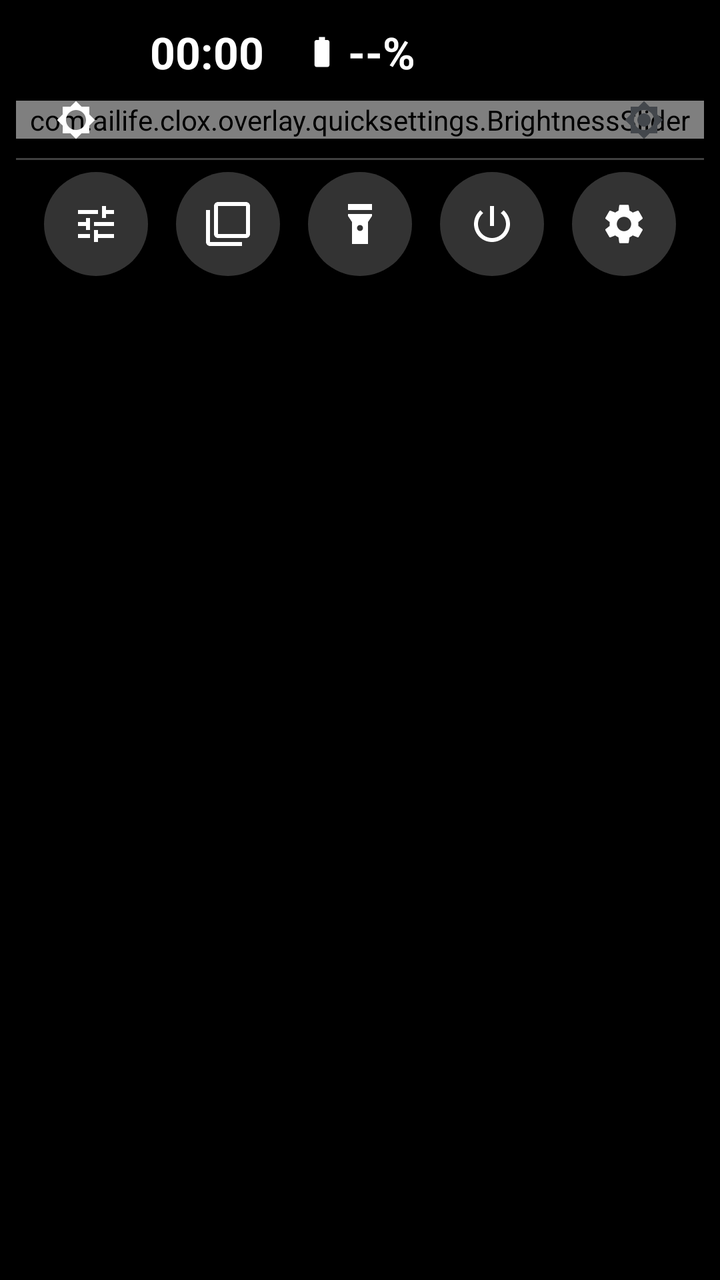
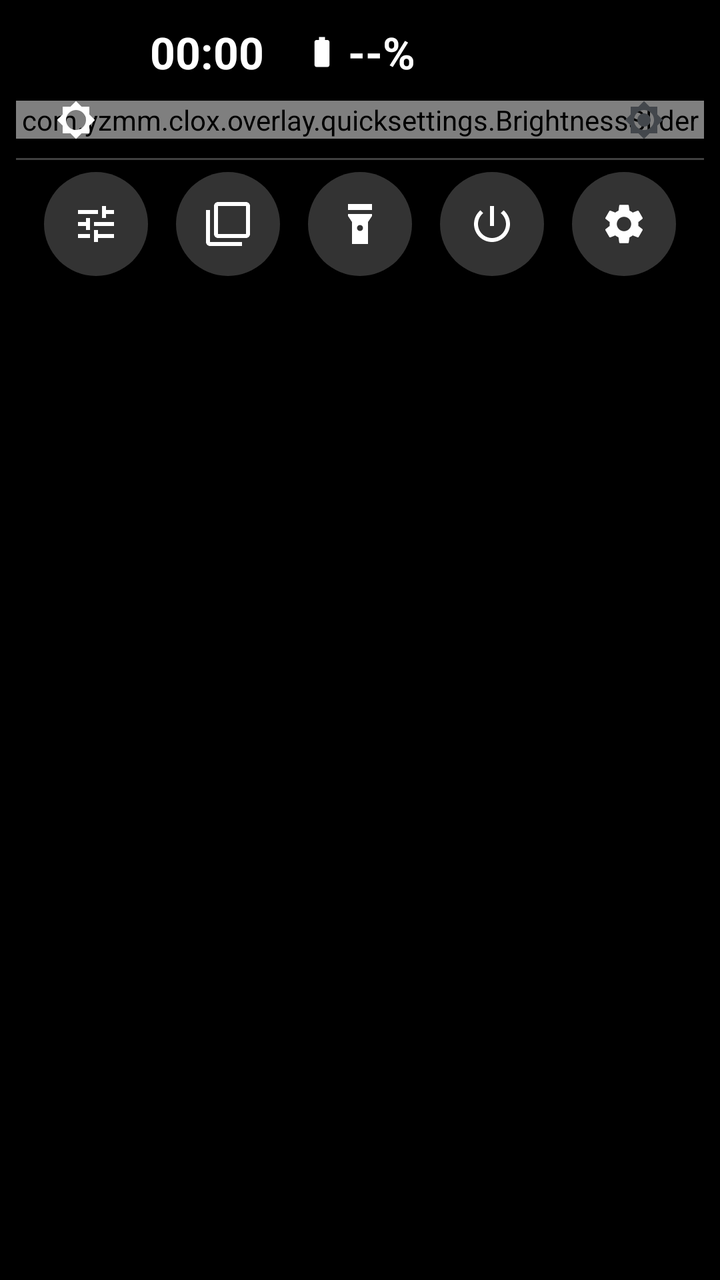

The first picture is an Android layout as it rendered before a commit; the second is the same layout after the commit. The layout source and the unified diff follow.
<!-- AndroidManifest.xml: application theme Theme.CloX -->
<!-- res/layout/overlay_quick_settings.xml -->
<?xml version="1.0" encoding="utf-8"?>
<FrameLayout xmlns:android="http://schemas.android.com/apk/res/android"
    xmlns:app="http://schemas.android.com/apk/res-auto"
    android:layout_width="match_parent"
    android:layout_height="match_parent">

    

    <ScrollView
        android:layout_width="match_parent"
        android:layout_height="match_parent"
        android:fillViewport="true"
        android:scrollbars="none">

        <LinearLayout
            android:layout_width="match_parent"
            android:layout_height="wrap_content"
            android:orientation="vertical"
            android:paddingStart="8dp"
            android:paddingEnd="8dp"
            android:paddingTop="8dp"
            android:paddingBottom="4dp">

            
            
            <RelativeLayout
                android:id="@+id/qsHeader"
                android:layout_width="match_parent"
                android:layout_height="wrap_content"
                android:minHeight="36dp"
                android:layout_marginBottom="6dp">

                
                <LinearLayout
                    android:id="@+id/qsBatteryGroup"
                    android:layout_width="wrap_content"
                    android:layout_height="wrap_content"
                    android:layout_centerInParent="true"
                    android:orientation="horizontal"
                    android:gravity="center_vertical">

                    <ImageView
                        android:id="@+id/qsBatteryIcon"
                        android:layout_width="18dp"
                        android:layout_height="18dp"
                        android:src="@drawable/baseline_battery_full_24"
                        android:tint="@color/on_dark_primary"/>

                    <TextView
                        android:id="@+id/qsBatteryPct"
                        android:layout_width="wrap_content"
                        android:layout_height="wrap_content"
                        android:layout_marginStart="4dp"
                        android:textSize="22sp"
                        android:textColor="@color/on_dark_primary"
                        android:textStyle="bold"
                        android:maxLines="1"
                        android:text="--%"/>

                </LinearLayout>

                
                <TextView
                    android:id="@+id/qsTime"
                    android:layout_width="wrap_content"
                    android:layout_height="wrap_content"
                    android:layout_toStartOf="@id/qsBatteryGroup"
                    android:layout_centerVertical="true"
                    android:layout_marginEnd="20dp"
                    android:textSize="22sp"
                    android:textColor="@color/on_dark_primary"
                    android:textStyle="bold"
                    android:maxLines="1"
                    android:text="00:00"/>

                
                <TextView
                    android:id="@+id/qsDate"
                    android:layout_width="wrap_content"
                    android:layout_height="wrap_content"
                    android:layout_toEndOf="@id/qsBatteryGroup"
                    android:layout_centerVertical="true"
                    android:layout_marginStart="20dp"
                    android:textSize="22sp"
                    android:textColor="@color/on_dark_secondary"
                    android:maxLines="1"/>

            </RelativeLayout>

            
            <FrameLayout
                android:id="@+id/qsBrightnessRow"
                android:layout_width="match_parent"
                android:layout_height="wrap_content"
                android:layout_marginBottom="6dp">

                <com.ailife.clox.overlay.quicksettings.BrightnessSlider
                    android:id="@+id/brightnessSlider"
                    android:layout_width="match_parent"
                    android:layout_height="wrap_content"
                    android:layout_gravity="center_vertical"
                    android:layout_marginStart="-17dp"
                    android:layout_marginEnd="-17dp"
                    android:valueFrom="0"
                    android:valueTo="255"
                    app:thumbRadius="17dp"
                    app:haloRadius="17dp"
                    app:trackHeight="30dp"
                    app:trackInsideCornerSize="1dp"/>

                
                <ImageView
                    android:layout_width="20dp"
                    android:layout_height="20dp"
                    android:layout_gravity="start|center_vertical"
                    android:layout_marginStart="20dp"
                    android:src="@drawable/baseline_brightness_low_24"
                    app:tint="?attr/colorOnPrimary"/>

                <ImageView
                    android:layout_width="20dp"
                    android:layout_height="20dp"
                    android:layout_gravity="end|center_vertical"
                    android:layout_marginEnd="20dp"
                    android:src="@drawable/baseline_brightness_high_24"
                    app:tint="?attr/colorOnSurfaceVariant"/>

            </FrameLayout>

            
            
            <androidx.viewpager2.widget.ViewPager2
                android:id="@+id/qsTilePager"
                android:layout_width="match_parent"
                android:layout_height="1dp"/>

            
            <com.google.android.material.tabs.TabLayout
                android:id="@+id/qsPageIndicator"
                android:layout_width="wrap_content"
                android:layout_height="10dp"
                android:layout_gravity="center_horizontal"
                android:layout_marginTop="4dp"
                android:visibility="gone"
                android:background="@drawable/qs_page_indicator_bg"
                app:tabBackground="@drawable/qs_page_dot_selector"
                app:tabGravity="center"
                app:tabIndicatorHeight="0dp"
                app:tabIndicatorColor="@android:color/transparent"
                app:tabPaddingStart="8dp"
                app:tabPaddingEnd="8dp"/>

            
            <View
                android:layout_width="match_parent"
                android:layout_height="1dp"
                android:layout_marginTop="2dp"
                android:layout_marginBottom="6dp"
                android:background="@color/on_dark_scrim"/>

            
            <LinearLayout
                android:id="@+id/qsBottomBar"
                android:layout_width="match_parent"
                android:layout_height="wrap_content"
                android:orientation="horizontal"
                android:gravity="center_vertical">

                <Space android:layout_width="0dp" android:layout_height="0dp" android:layout_weight="1"/>

                <ImageButton
                    android:id="@+id/qsBtnLauncherSettings"
                    android:layout_width="52dp"
                    android:layout_height="52dp"
                    android:background="@drawable/qs_btn_bg"
                    android:src="@drawable/baseline_tune_24"
                    android:tint="@color/on_dark_primary"
                    android:padding="12dp"
                    android:contentDescription="@string/cd_launcher_settings"/>

                <Space android:layout_width="0dp" android:layout_height="0dp" android:layout_weight="1"/>

                <ImageButton
                    android:id="@+id/qsBtnRecents"
                    android:layout_width="52dp"
                    android:layout_height="52dp"
                    android:background="@drawable/qs_btn_bg"
                    android:src="@drawable/ic_recents"
                    android:tint="@color/on_dark_primary"
                    android:padding="12dp"
                    android:contentDescription="@string/cd_recents"/>

                <Space android:layout_width="0dp" android:layout_height="0dp" android:layout_weight="1"/>

                <ImageButton
                    android:id="@+id/qsBtnFlashlight"
                    android:layout_width="52dp"
                    android:layout_height="52dp"
                    android:background="@drawable/qs_btn_bg"
                    android:src="@drawable/baseline_flashlight_on_24"
                    android:tint="@color/on_dark_primary"
                    android:padding="12dp"
                    android:contentDescription="@string/cd_flashlight"/>

                <Space android:layout_width="0dp" android:layout_height="0dp" android:layout_weight="1"/>

                <ImageButton
                    android:id="@+id/qsBtnPower"
                    android:layout_width="52dp"
                    android:layout_height="52dp"
                    android:background="@drawable/qs_btn_bg"
                    android:src="@drawable/baseline_power_settings_new_24"
                    android:tint="@color/on_dark_primary"
                    android:padding="12dp"
                    android:contentDescription="@string/cd_power"/>

                <Space android:layout_width="0dp" android:layout_height="0dp" android:layout_weight="1"/>

                <ImageButton
                    android:id="@+id/qsBtnSettings"
                    android:layout_width="52dp"
                    android:layout_height="52dp"
                    android:background="@drawable/qs_btn_bg"
                    android:src="@drawable/baseline_settings_24"
                    android:tint="@color/on_dark_primary"
                    android:padding="12dp"
                    android:contentDescription="@string/cd_settings"/>

                <Space android:layout_width="0dp" android:layout_height="0dp" android:layout_weight="1"/>

            </LinearLayout>

        </LinearLayout>
    </ScrollView>
</FrameLayout>
<!-- resources referenced by this layout -->
<resources>
  <color name="on_dark_primary">#FFFFFF</color>
  <color name="on_dark_scrim">#40FFFFFF</color>
  <color name="on_dark_secondary">#AAFFFFFF</color>
  <!-- drawable baseline_battery_full_24 (drawable) -->
  <vector xmlns:android="http://schemas.android.com/apk/res/android"
      android:width="24dp"
      android:height="24dp"
      android:viewportWidth="24"
      android:viewportHeight="24"
      android:tint="?attr/colorControlNormal">
    <path
        android:fillColor="@android:color/white"
        android:pathData="M15.67,4H14V2h-4v2H8.33C7.6,4 7,4.6 7,5.33v15.33C7,21.4 7.6,22 8.33,22h7.33c0.74,0 1.34,-0.6 1.34,-1.33V5.33C17,4.6 16.4,4 15.67,4z"/>
  </vector>
  <!-- drawable baseline_tune_24 (drawable) -->
  <vector xmlns:android="http://schemas.android.com/apk/res/android"
      android:width="24dp"
      android:height="24dp"
      android:viewportWidth="24"
      android:viewportHeight="24"
      android:tint="?attr/colorControlNormal">
    <path
        android:fillColor="@android:color/white"
        android:pathData="M3,17v2h6v-2L3,17zM3,5v2h10L13,5L3,5zM13,21v-2h8v-2h-8v-2h-2v6h2zM7,9v2L3,11v2h4v2h2L9,9L7,9zM21,13v-2L11,11v2h10zM15,9h2L17,7h4L21,5h-4L17,3h-2v6z"/>
  </vector>
  <!-- drawable ic_recents (drawable) -->
  <vector xmlns:android="http://schemas.android.com/apk/res/android" android:width="24dp" android:height="24dp" android:viewportWidth="24" android:viewportHeight="24">
      <path android:fillColor="?attr/colorOnSurface" android:pathData="M3,5H1v16c0,1.1 0.9,2 2,2h16v-2H3V5zM21,1H7c-1.1,0 -2,0.9 -2,2v14c0,1.1 0.9,2 2,2h14c1.1,0 2,-0.9 2,-2V3c0,-1.1 -0.9,-2 -2,-2zM21,17H7V3h14v14z"/>
  </vector>
  <!-- drawable qs_btn_bg (drawable) -->
  <?xml version="1.0" encoding="utf-8"?>
  <ripple xmlns:android="http://schemas.android.com/apk/res/android"
      android:color="#40FFFFFF">
      <item>
          <shape android:shape="oval">
              <solid android:color="#33FFFFFF"/>
          </shape>
      </item>
  </ripple>
  <!-- drawable qs_page_indicator_bg (drawable) -->
  <?xml version="1.0" encoding="utf-8"?>
  <shape xmlns:android="http://schemas.android.com/apk/res/android"
      android:shape="rectangle">
      <solid android:color="#33FFFFFF"/>
      <corners android:radius="20dp"/>
  </shape>
  <string name="cd_flashlight">Flashlight</string>
  <string name="cd_launcher_settings">Launcher Settings</string>
  <string name="cd_power">Power</string>
  <string name="cd_recents">Recents</string>
  <string name="cd_settings">Settings</string>
  <style name="Theme.CloX" parent="Base.Theme.CloX">
          <item name="android:windowBackground">@android:color/black</item>
          <item name="android:windowAnimationStyle">@null</item>
          <item name="android:windowShowWallpaper">true</item>
      </style>
  <color name="brand_500">#5A8BC5</color>
  <color name="brand_on_accent_light">#FFFFFF</color>
  <color name="brand_container_light">#D6E6F5</color>
  <color name="brand_on_container_light">#0F2B44</color>
  <color name="brand_300">#82ABD0</color>
  <color name="m3_background">#FCFCFD</color>
  <color name="m3_surface">#FCFCFD</color>
  <color name="m3_on_surface">#1A1C1E</color>
  <color name="m3_surface_variant">#E1E2E6</color>
  <color name="m3_on_surface_variant">#43474C</color>
  <color name="m3_surface_container_lowest">#FFFFFF</color>
  <color name="m3_surface_container_low">#F4F4F5</color>
  <color name="m3_surface_container">#EEEEF0</color>
  <color name="m3_surface_container_high">#E8E9EB</color>
  <color name="m3_surface_container_highest">#E2E3E5</color>
  <color name="m3_surface_bright">#FCFCFD</color>
  <color name="m3_surface_dim">#DBDBDD</color>
  <color name="m3_inverse_surface">#2F3133</color>
  <color name="m3_inverse_on_surface">#F1F0F2</color>
  <color name="m3_outline">#73777C</color>
  <color name="m3_outline_variant">#C3C6CC</color>
  <!-- unchanged entries left out for length: 7 -->
</resources>

<!-- the commit's change to res/layout/overlay_quick_settings.xml (unified diff, before → after) -->
@@ -94,7 +94,7 @@
                 android:layout_height="wrap_content"
                 android:layout_marginBottom="6dp">
 
-                <com.ailife.clox.overlay.quicksettings.BrightnessSlider
+                <com.yzmm.clox.overlay.quicksettings.BrightnessSlider
                     android:id="@+id/brightnessSlider"
                     android:layout_width="match_parent"
                     android:layout_height="wrap_content"
